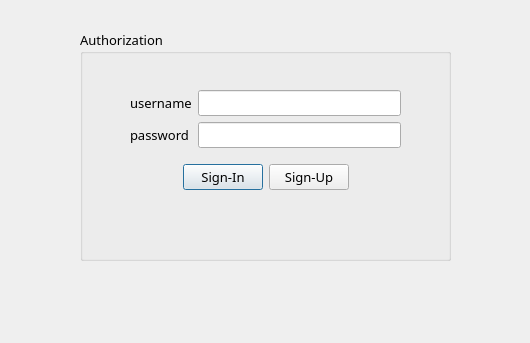
Above: PesterChum/auth.ui from S032/PesterChum before the change. Below: the same form after it.
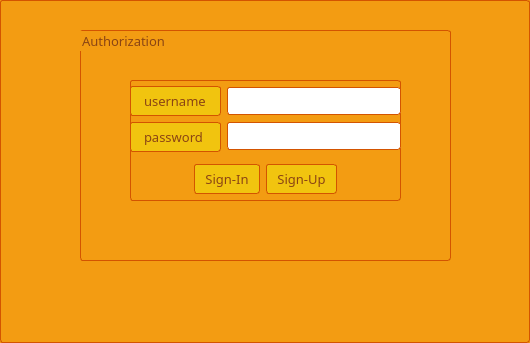
That is the form after the change.

Diff of the .ui file:
```diff
--- a/PesterChum/auth.ui
+++ b/PesterChum/auth.ui
@@ -19,6 +19,13 @@
   <property name="windowTitle">
    <string/>
   </property>
+  <property name="styleSheet">
+   <string notr="true">    background-color: #f39c12;
+    color: #ffffff;
+    border: 1px solid #d35400;
+    padding: 5px 10px;
+    border-radius: 3px;</string>
+  </property>
   <widget class="QGroupBox" name="groupBox">
    <property name="geometry">
     <rect>
@@ -28,10 +35,19 @@
      <height>231</height>
     </rect>
    </property>
+   <property name="styleSheet">
+    <string notr="true">QGroupBox, QLineEdit, QLabel, QPushButton {
+border: 1px solid #d35400;
+}
+
+QGroupBox {
+color: #8B4513
+}</string>
+   </property>
    <property name="title">
     <string>Authorization</string>
    </property>
-   <widget class="QWidget" name="">
+   <widget class="QWidget" name="layoutWidget">
     <property name="geometry">
      <rect>
       <x>50</x>
@@ -54,6 +70,11 @@
              <bold>false</bold>
             </font>
            </property>
+           <property name="styleSheet">
+            <string notr="true">background-color: #f1c40f;
+color : #8B4513
+</string>
+           </property>
            <property name="text">
             <string>username</string>
            </property>
@@ -67,6 +88,11 @@
              <pointsize>10</pointsize>
             </font>
            </property>
+           <property name="styleSheet">
+            <string notr="true">background-color: #f1c40f;
+color: #8B4513
+</string>
+           </property>
            <property name="text">
             <string>password</string>
            </property>
@@ -77,10 +103,22 @@
        <item>
         <layout class="QVBoxLayout" name="verticalLayout">
          <item>
-          <widget class="QLineEdit" name="userLine"/>
+          <widget class="QLineEdit" name="userLine">
+           <property name="styleSheet">
+            <string notr="true">background-color: #ffffff;
+color: #000000
+
+</string>
+           </property>
+          </widget>
          </item>
          <item>
-          <widget class="QLineEdit" name="passwordLine"/>
+          <widget class="QLineEdit" name="passwordLine">
+           <property name="styleSheet">
+            <string notr="true">background-color: #ffffff;
+color: #000000</string>
+           </property>
+          </widget>
          </item>
         </layout>
        </item>
@@ -109,6 +147,18 @@
            <pointsize>10</pointsize>
           </font>
          </property>
+         <property name="styleSheet">
+          <string notr="true">QPushButton {
+background-color: #f1c40f;
+color: #8B4513;
+}
+
+QPushButton:hover {
+background-color: #FFFF00;
+color: #8B4513;
+}
+</string>
+         </property>
          <property name="text">
           <string>Sign-In</string>
          </property>
@@ -122,6 +172,18 @@
            <pointsize>10</pointsize>
           </font>
          </property>
+         <property name="styleSheet">
+          <string notr="true">QPushButton {
+background-color: #f1c40f;
+color: #8B4513;
+}
+
+QPushButton:hover {
+background-color: #FFFF00;
+color: #8B4513;
+}
+</string>
+         </property>
          <property name="text">
           <string>Sign-Up</string>
          </property>
```
